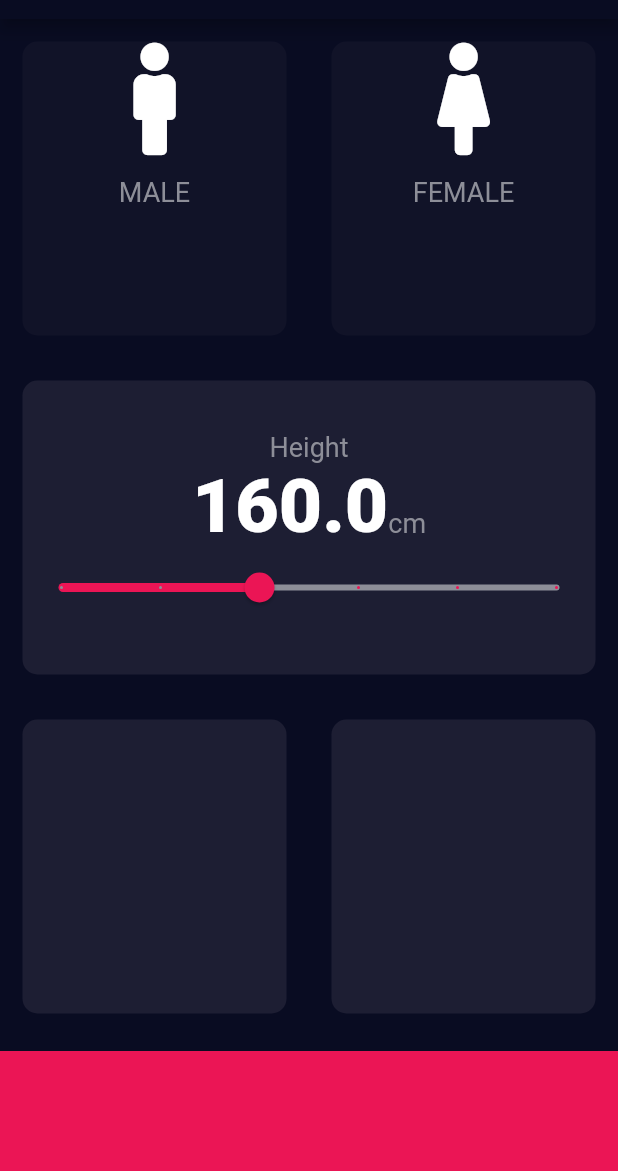
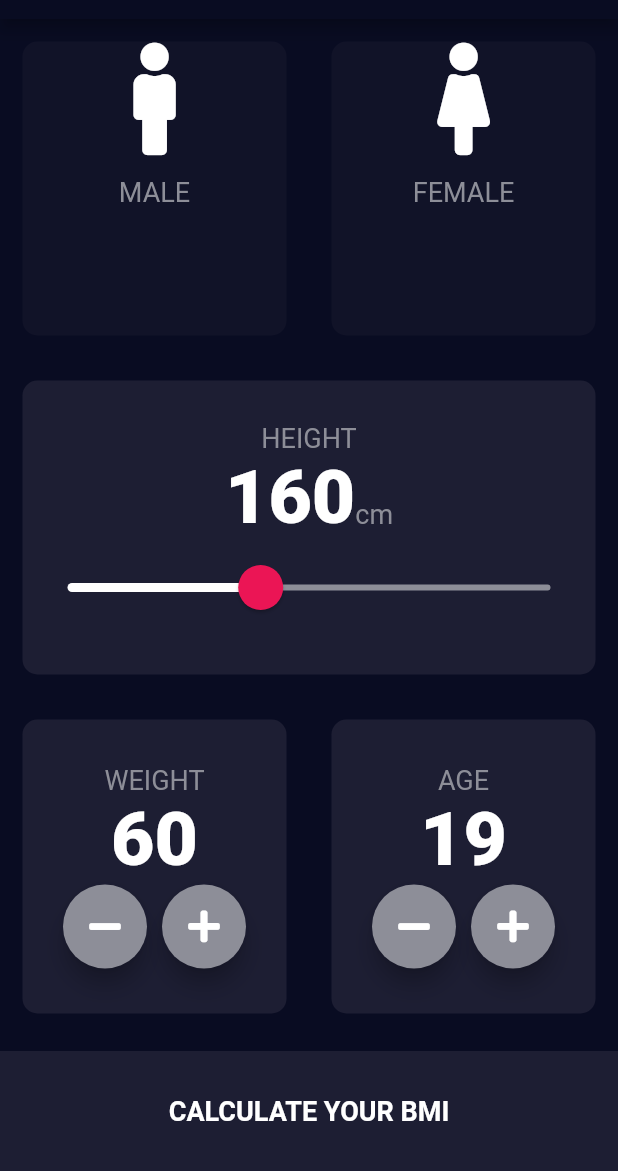
Before and after one commit to kibriatuhin/bmi_calculator, a Flutter app: the screen it shows after launch, on a phone screen of 412 x 824 dp, the part 65-1236 px from its top. Run offline on Flutter 3.47's test engine with Material 2 defaults, Android fonts, the phone set to English and light mode, and no system bars; our stand-ins replace font_awesome_flutter.

```diff
--- a/lib/inputPage.dart
+++ b/lib/inputPage.dart
@@ -3,6 +3,7 @@ import 'package:font_awesome_flutter/font_awesome_flutter.dart';
 import 'icon_content.dart';
 import 'reusable_card.dart';
 import 'constant.dart';
+import 'round_icon_button.dart';
 
 enum Gender { male, female }
 
@@ -41,10 +42,12 @@ class _InputPageState extends State<InputPage> {
    }
  }
 */
-
+  int height = 160;
+  int weight = 60;
+  int age = 19;
   @override
   Widget build(BuildContext context) {
-    double height = 160;
+
     return Scaffold(
         appBar: AppBar(
           backgroundColor: Color(0xFF090C22),
@@ -104,7 +107,7 @@ class _InputPageState extends State<InputPage> {
                   //crossAxisAlignment: CrossAxisAlignment.stretch,
                   children: <Widget>[
                     Text(
-                      "Height",
+                      "HEIGHT",
                       style: klabelTextStyle,
                     ),
                     Row(
@@ -120,27 +123,30 @@ class _InputPageState extends State<InputPage> {
                           "cm",
                           style: klabelTextStyle,
                         ),
-
                       ],
                     ),
-                    Slider(
-                        value: height,
+                    SliderTheme(
+                      data: SliderTheme.of(context).copyWith(
+                        activeTrackColor: Colors.white,
+                        inactiveTrackColor: Color(0xFF8D8E98),
+                        overlayColor: Color(0x29EB1555),
+                        thumbColor: Color(0xFFEB1555),
+                        thumbShape: RoundSliderThumbShape(enabledThumbRadius: 15.0),
+                        overlayShape: RoundSliderOverlayShape(overlayRadius: 30.0),
+                      ),
+                      child: Slider(
+                        value: height.toDouble(),
                         min: 100,
                         max: 250,
-                        divisions: 5,
-                        //label: '$height',
-                        label:height.round().toString() ,
-
-                        activeColor: Color(0xFFEB1555),
-                        inactiveColor: Color(0xFF8D8E98),
-                        onChanged: (heightt){
-                          setState(() {
-                            height = heightt;
-                            print(height);
-                          });
-                        })
-
-
+                        onChanged: (double heightt) {
+                          setState(
+                            () {
+                              height = heightt.round();
+                            },
+                          );
+                        },
+                      ),
+                    )
                   ],
                 ),
               ),
@@ -151,23 +157,111 @@ class _InputPageState extends State<InputPage> {
                   Expanded(
                     child: ReusableCard(
                       color: kactiveCardColor,
+                      cardChild: Column(
+                        mainAxisAlignment: MainAxisAlignment.center,
+                        children: <Widget>[
+                          Text("WEIGHT",style: klabelTextStyle,),
+                          Text(weight.toString(),style:kNumberTextStyle ,),
+                          Row(
+                            mainAxisAlignment: MainAxisAlignment.center,
+                            children: <Widget>[
+                              RoundIconButton(
+                                iconData: FontAwesomeIcons.minus,
+                                onPressed: (){
+                                  setState(() {
+                                    weight--;
+                                  });
+                                },
+                              ),
+                              SizedBox(
+                                width: 10,
+                              ),
+                              RoundIconButton(
+                                onPressed: (){
+                                  setState(() {
+                                    weight++;
+                                  });
+                                },
+                                iconData: FontAwesomeIcons.plus,
+                              ),
+
+                            ],
+                          )
+
+                        ],
+                      ),
                     ),
                   ),
                   Expanded(
                     child: ReusableCard(
                       color: kactiveCardColor,
+                      cardChild: Column(
+                        mainAxisAlignment: MainAxisAlignment.center,
+                        children: <Widget>[
+                          Text("AGE",style: klabelTextStyle ,),
+                          Text(age.toString(),style:kNumberTextStyle ),
+                          Row(
+                            mainAxisAlignment: MainAxisAlignment.center,
+                            children: <Widget>[
+                              RoundIconButton(iconData: FontAwesomeIcons.minus, onPressed: (){
+                                setState(() {
+                                  age--;
+                                });
+                              }),
+                              SizedBox(
+                                width: 10,
+                              ),
+                              RoundIconButton(iconData: FontAwesomeIcons.plus, onPressed: (){
+                                setState(() {
+                                  age++;
+                                });
+                              })
+                            ],
+                          )
+                        ],
+                      ),
                     ),
                   ),
                 ],
               ),
             ),
             Container(
-              color: kbottomConatinerColor,
+              color:kactiveCardColor,
               margin: EdgeInsets.only(top: 10),
               width: double.infinity,
               height: kbottomContainerHeight,
+              child: Center(
+                child: Text("CALCULATE YOUR BMI",style:TextStyle(
+                  fontSize: 18.0,
+                  color: Colors.white,
+                  fontWeight: FontWeight.bold
+                  //color: Color(0xFF8D8E98),
+                ) ),
+              ),
             )
           ],
         ));
   }
 }
+
+/*class RoundIconButton extends StatelessWidget {
+ final IconData? iconData;
+ RoundIconButton({this.iconData});
+
+  @override
+  Widget build(BuildContext context) {
+    return RawMaterialButton(
+
+      onPressed: () {  },
+      elevation: 6.0,
+      constraints: BoxConstraints.tightFor(
+        width: 56.0,
+        height: 56.0,
+      ),
+      shape: CircleBorder(),
+      fillColor:Color(0xFF8D8E98),
+      child:Icon(iconData) ,
+
+    );
+  }
+}*/
--- /dev/null
+++ b/lib/round_icon_button.dart
@@ -0,0 +1,24 @@
+import 'package:flutter/material.dart';
+
+class RoundIconButton extends StatelessWidget {
+  final IconData iconData;
+  final VoidCallback  onPressed;
+  RoundIconButton({required this.iconData ,required this.onPressed});
+
+  @override
+  Widget build(BuildContext context) {
+    return RawMaterialButton(
+
+      onPressed: onPressed,
+      elevation: 6.0,
+      constraints: BoxConstraints.tightFor(
+        width: 56.0,
+        height: 56.0,
+      ),
+      shape: CircleBorder(),
+      fillColor:Color(0xFF8D8E98),
+      child:Icon(iconData) ,
+
+    );
+  }
+}
```
Also changed, not shown: lib/main.dart (+86 -0 lines), 1 other file.
